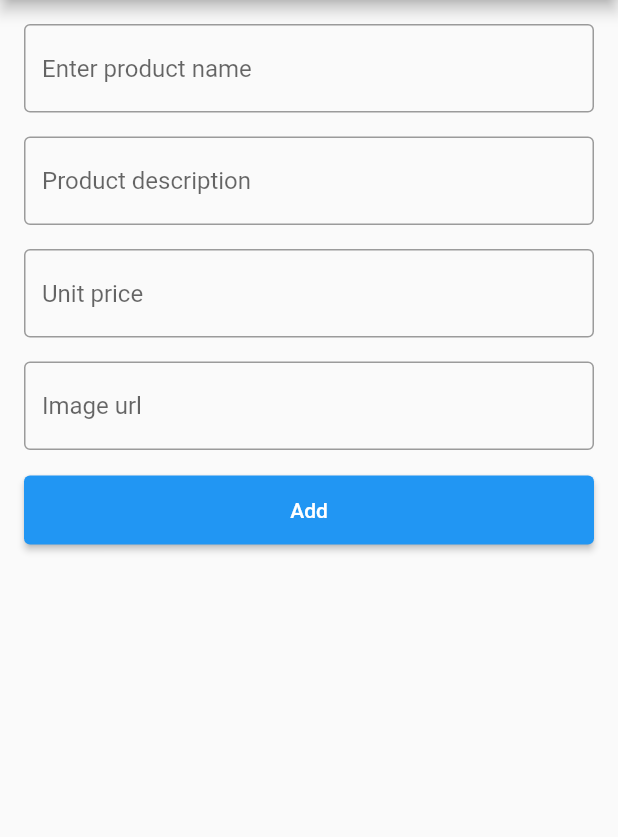
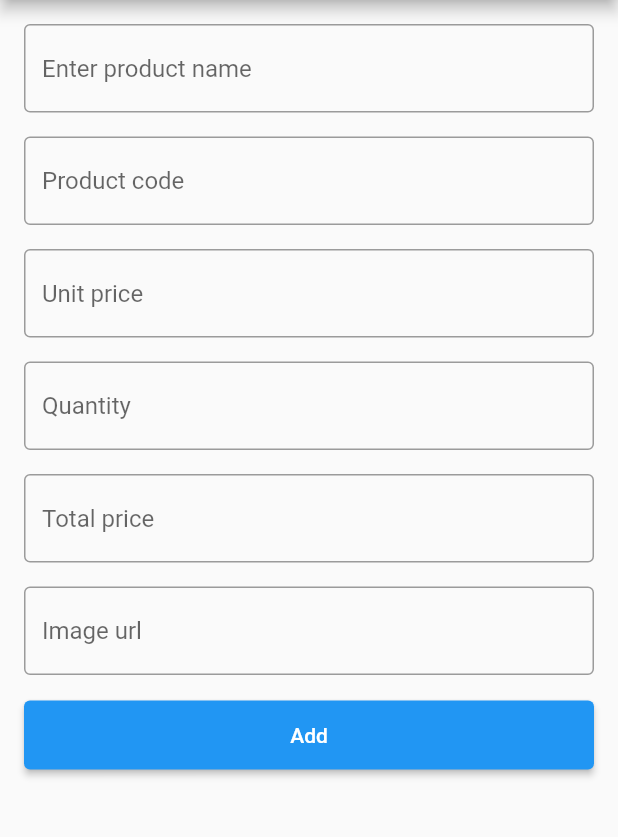
Before and after one commit to QuantumGeek01/CRUD, a Flutter app: the screen it shows after launch, after a tap on the "add" icon, on a phone screen of 412 x 824 dp, the part 84-921 px from its top. Run offline on Flutter 3.47's test engine with Material 2 defaults, Android fonts, the phone set to English and light mode, and no system bars; network calls fail.

Commit message:
new changes are done

```diff
--- /dev/null
+++ b/lib/AddProduct.dart
@@ -0,0 +1,155 @@
+import 'dart:convert';
+import 'package:flutter/material.dart';
+import 'package:http/http.dart';
+
+class Product extends StatefulWidget {
+  const Product({Key? key}) : super(key: key);
+
+  @override
+  State<Product> createState() => _ProductState();
+}
+
+class _ProductState extends State<Product> {
+  final TextEditingController _nameTextEditingController =
+      TextEditingController();
+  final TextEditingController _productCodeTextEditingController =
+      TextEditingController();
+  final TextEditingController _priceTextEditingController =
+      TextEditingController();
+  final TextEditingController _quantityTextEditingController =
+      TextEditingController();
+  final TextEditingController _totalPriceTextEditingController =
+      TextEditingController();
+  final TextEditingController _imgTextEditingController =
+      TextEditingController();
+
+  final GlobalKey<FormState> _formState = GlobalKey<FormState>();
+
+  postProduct() async {
+    Response response = await post(
+        Uri.parse('https://crud.teamrabbil.com/api/v1/CreateProduct'),
+        headers: {'content-type': 'application/json'},
+        body: jsonEncode({
+          "Img": _imgTextEditingController.text,
+          "ProductCode": _productCodeTextEditingController.text,
+          "ProductName": _nameTextEditingController.text,
+          "Qty": _quantityTextEditingController.text,
+          "TotalPrice": _totalPriceTextEditingController.text,
+          "UnitPrice": _priceTextEditingController.text
+        }));
+  }
+
+  @override
+  Widget build(BuildContext context) {
+    return Scaffold(
+      appBar: AppBar(title: const Text('Add New Product')),
+      body: SingleChildScrollView(
+        child: Padding(
+          padding: const EdgeInsets.all(16),
+          child: Form(
+            key: _formState,
+            child: Column(children: [
+              TextFormField(
+                controller: _nameTextEditingController,
+                decoration: const InputDecoration(
+                    hintText: 'Enter product name',
+                    border: OutlineInputBorder()),
+                validator: (String? value) {
+                  if (value?.isEmpty ?? true) {
+                    return 'Enter product name';
+                  }
+                  return null;
+                },
+              ),
+              const SizedBox(height: 16),
+              TextFormField(
+                controller: _productCodeTextEditingController,
+                decoration: const InputDecoration(
+                    hintText: 'Product code', border: OutlineInputBorder()),
+                validator: (String? value) {
+                  if (value?.isEmpty ?? true) {
+                    return 'Enter product code';
+                  }
+                  return null;
+                },
+              ),
+              const SizedBox(height: 16),
+              TextFormField(
+                controller: _priceTextEditingController,
+                decoration: const InputDecoration(
+                    hintText: 'Unit price', border: OutlineInputBorder()),
+                validator: (String? value) {
+                  if (value?.isEmpty ?? true) {
+                    return 'Enter Unit price';
+                  }
+                  return null;
+                },
+                keyboardType: TextInputType.number,
+              ),
+              const SizedBox(height: 16),
+              TextFormField(
+                controller: _quantityTextEditingController,
+                decoration: const InputDecoration(
+                    hintText: 'Quantity', border: OutlineInputBorder()),
+                validator: (String? value) {
+                  if (value?.isEmpty ?? true) {
+                    return 'Enter quantity';
+                  }
+                  return null;
+                },
+                keyboardType: TextInputType.number,
+              ),
+              const SizedBox(height: 16),
+              TextFormField(
+                controller: _totalPriceTextEditingController,
+                decoration: const InputDecoration(
+                    hintText: 'Total price', border: OutlineInputBorder()),
+                validator: (String? value) {
+                  if (value?.isEmpty ?? true) {
+                    return 'Enter total price';
+                  }
+                  return null;
+                },
+                keyboardType: TextInputType.number,
+              ),
+              const SizedBox(height: 16),
+              TextFormField(
+                controller: _imgTextEditingController,
+                decoration: const InputDecoration(
+                    hintText: 'Image url', border: OutlineInputBorder()),
+                validator: (String? value) {
+                  if (value?.isEmpty ?? true) {
+                    return 'Enter Url';
+                  }
+                  return null;
+                },
+              ),
+              const SizedBox(height: 16),
+              SizedBox(
+                width: double.infinity,
+                child: ElevatedButton(
+                  onPressed: () {
+                    if (_formState.currentState!.validate()) {
+                      postProduct();
+                      _priceTextEditingController.clear();
+                      _totalPriceTextEditingController.clear();
+                      _quantityTextEditingController.clear();
+                      _nameTextEditingController.clear();
+                      _productCodeTextEditingController.clear();
+                      _imgTextEditingController.clear();
+
+                      Navigator.pop(context);
+                    }
+                  },
+                  style: ElevatedButton.styleFrom(
+                      padding: const EdgeInsets.symmetric(vertical: 15)),
+                  child: const Text('Add'),
+                ),
+              )
+            ]),
+          ),
+        ),
+      ),
+    );
+  }
+}
--- a/lib/Home.dart
+++ b/lib/Home.dart
@@ -1,5 +1,9 @@
+import 'dart:convert';
 import 'package:flutter/material.dart';
-import 'Product_details.dart';
+import 'AddProduct.dart';
+import 'package:http/http.dart';
+import 'product_details.dart';
+import 'update_product.dart';
 
 class Home extends StatefulWidget {
   const Home({Key? key}) : super(key: key);
@@ -9,20 +13,70 @@ class Home extends StatefulWidget {
 }
 
 class _HomeState extends State<Home> {
+  List<ProductDetails> products = [];
+  bool inProgress = false;
+  @override
+  void initState() {
+    // TODO: implement initState
+    super.initState();
+    getProduct();
+  }
+
+  getProduct() async {
+    inProgress = true;
+    setState(() {});
+    Response response =
+        await get(Uri.parse('https://crud.teamrabbil.com/api/v1/ReadProduct'));
+    print(response.body);
+
+    Map<String, dynamic> decodedResponse = jsonDecode(response.body);
+    if (response.statusCode == 200 && decodedResponse['status'] == "success") {
+      decodedResponse['data'].forEach((e) {
+        products.add(ProductDetails.toAdd(e));
+      });
+    }
+    inProgress = false;
+    setState(() {});
+  }
+
+  deleteProduct(String id) async {
+    inProgress = true;
+    setState(() {});
+    Response response = await get(
+        Uri.parse('https://crud.teamrabbil.com/api/v1/DeleteProduct/$id'));
+
+    Map<String, dynamic> decodedResponse = jsonDecode(response.body);
+    if (response.statusCode == 200 && decodedResponse['status'] == "success") {
+      products.clear();
+      getProduct();
+    } else {
+      inProgress = false;
+      setState(() {});
+    }
+  }
 
   @override
   Widget build(BuildContext context) {
     return Scaffold(
-      appBar: AppBar(title: const Text("CRUD")),
+      appBar: AppBar(title: const Text("CRUD"), actions: [
+        IconButton(
+            onPressed: () {
+              products.clear();
+              getProduct();
+            },
+            icon: const Icon(Icons.refresh))
+      ]),
       floatingActionButton: FloatingActionButton(
           onPressed: () {
             Navigator.push(
                 context, MaterialPageRoute(builder: (_) => const Product()));
           },
           child: const Icon(Icons.add)),
-      body: ListView.builder(
-          itemCount: 10,
-          itemBuilder: (Context, index) {
+      body: inProgress
+          ? const Center(child: CircularProgressIndicator())
+          : ListView.builder(
+              itemCount: products.length,
+              itemBuilder: (context, index) {
                 return ListTile(
                   onLongPress: () {
                     showDialog(
@@ -41,35 +95,43 @@ class _HomeState extends State<Home> {
                                 )
                               ],
                             ),
-                        content: const Column(
+                            content: Column(
                               mainAxisSize: MainAxisSize.min,
                               children: [
                                 ListTile(
-                                title: Text('Edit'), leading: Icon(Icons.edit)),
+                                  onTap:(){
+                                    Navigator.pop(context);
+                                    Navigator.push(context,MaterialPageRoute(builder:(C)=>UpdateProduct(product:products[index])));
+                                  },
+                                    title:const Text('Edit'),
+                                    leading: const Icon(Icons.edit)),
                                 ListTile(
-                                title: Text('Delete'),
-                                leading: Icon(Icons.delete))
+                                    onTap: () {
+                                      deleteProduct(products[index].id);
+                                      Navigator.pop(context);
+                                    },
+                                    title: const Text('Delete'),
+                                    leading: const Icon(Icons.delete))
                               ],
                             ),
                           );
                         },
                         barrierDismissible: false);
                   },
-              title: Text('Product name'),
+                  title: Text(products[index].productName),
                   subtitle: Column(
                     crossAxisAlignment: CrossAxisAlignment.start,
                     children: [
-                  Text('Product code'),
-                  Text('Total price'),
-                  Text('Available unit'),
+                      Text('code: ${products[index].productCode}'),
+                      Text('qty: ${products[index].qty}'),
+                      Text('total price: ${products[index].totalPrice}\$'),
                     ],
                   ),
-              leading: Image.network(
-                  "https://media-ik.croma.com/prod/https://media.croma.com/image/upload/v1664425037/Croma%20Assets/Computers%20Peripherals/Laptop/Images/256967_0_c0izmj.png?tr=w-1000",
+                  leading: Image.network(products[index].image, width: 50,
                       errorBuilder: (_, __, ___) {
                     return const Icon(Icons.image, size: 30);
                   }),
-              trailing: Text('Unit price'),
+                  trailing: Text("${products[index].unitPrice}\$/p"),
                 );
               }),
     );
--- a/lib/Product_details.dart
+++ /dev/null
@@ -1,65 +0,0 @@
-import 'package:flutter/material.dart';
-
-class Product extends StatefulWidget {
-  const Product({Key? key}) : super(key: key);
-
-  @override
-  State<Product> createState() => _ProductState();
-}
-
-class _ProductState extends State<Product> {
-  @override
-  Widget build(BuildContext context) {
-    return Scaffold(
-      appBar:AppBar(title:const Text('Add New Product')),
-      body:SingleChildScrollView(
-        child: Padding(
-          padding:const EdgeInsets.all(16),
-          child:Column(
-            children:[
-              const TextField(
-                decoration:InputDecoration(
-                  hintText:'Enter product name',
-                  border:OutlineInputBorder()
-                )
-              ),
-              const SizedBox(height:16),
-              const TextField(
-                decoration:InputDecoration(
-                  hintText:'Product description',
-                  border:OutlineInputBorder()
-                )
-              ),
-              const SizedBox(height:16),
-              const TextField(
-                decoration:InputDecoration(
-                  hintText:'Unit price',
-                  border:OutlineInputBorder()
-                ),
-                keyboardType:TextInputType.number,
-              ),
-              const SizedBox(height:16),
-              const TextField(
-                decoration:InputDecoration(
-                  hintText:'Image url',
-                  border:OutlineInputBorder()
-                )
-              ),
-              const SizedBox(height:16),
-              SizedBox(
-                width:double.infinity,
-                child: ElevatedButton(
-                  onPressed:(){print("Add button clicked!");},
-                  style:ElevatedButton.styleFrom(
-                    padding:const EdgeInsets.symmetric(vertical:15)
-                  ),
-                  child:const Text('Add'),
-                ),
-              )
-            ]
-          ),
-        ),
-      ),
-    );
-  }
-}
--- a/lib/main.dart
+++ b/lib/main.dart
@@ -10,6 +10,10 @@ class MyApp extends StatelessWidget {
 
   @override
   Widget build(BuildContext context) {
-    return const MaterialApp(title: "CRUD application", home: Home());
+    return const MaterialApp(
+      title: "CRUD application",
+      home: Home(),
+      debugShowCheckedModeBanner: false,
+    );
   }
 }
```
Also changed, not shown: lib/product_details.dart (added, +11 -0 lines), lib/update_product.dart (added, +161 -0 lines), pubspec.lock, 1 other file. Lines whose indentation alone changed are shown as unchanged.
